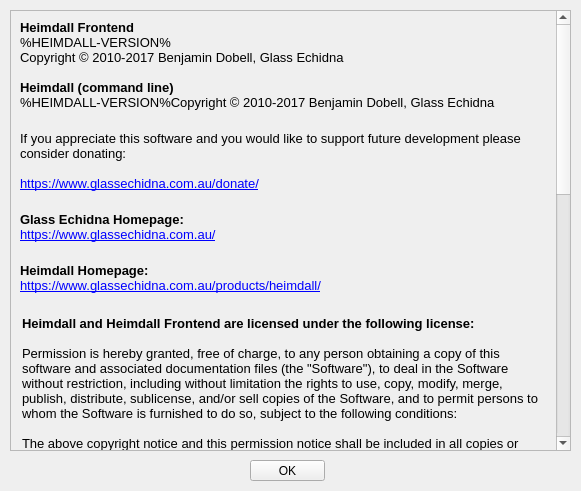
Above: heimdall-frontend/aboutform.ui from sounddrill31/Heimdall before the change. Below: the same form after it.
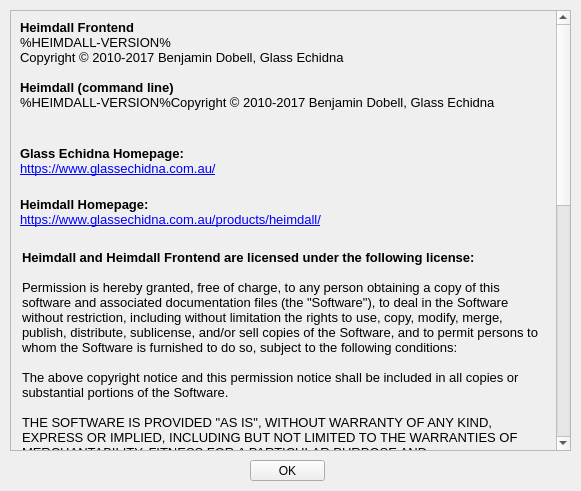
That is the form after the change.

Commit message:
Drop link to Glass Echidna donate page
Benjamin created this great piece of software, and is by far the
largest contributor to the code base.  However, it has been a few
years since he was active, I think it is fair to remove the donate
link by now, at least from this fork that I (try to) maintain.

The copyright information, and the Glass Echidna homepage address,
will stay forever in the various files.

```diff
--- a/heimdall-frontend/aboutform.ui
+++ b/heimdall-frontend/aboutform.ui
@@ -138,45 +138,6 @@
          </property>
         </widget>
        </item>
-       <item>
-        <widget class="QLabel" name="label_2">
-         <property name="font">
-          <font>
-           <pointsize>10</pointsize>
-          </font>
-         </property>
-         <property name="frameShape">
-          <enum>QFrame::NoFrame</enum>
-         </property>
-         <property name="frameShadow">
-          <enum>QFrame::Plain</enum>
-         </property>
-         <property name="text">
-          <string>&lt;!DOCTYPE HTML PUBLIC &quot;-//W3C//DTD HTML 4.0//EN&quot; &quot;https://www.w3.org/TR/REC-html40/strict.dtd&quot;&gt;
-&lt;html&gt;&lt;head&gt;&lt;meta name=&quot;qrichtext&quot; content=&quot;1&quot; /&gt;&lt;style type=&quot;text/css&quot;&gt;
-p, li { white-space: pre-wrap; }
-&lt;/style&gt;&lt;/head&gt;&lt;body style=&quot; font-family:'Lucida Grande'; font-size:13pt; font-weight:400; font-style:normal;&quot;&gt;
-&lt;p style=&quot; margin-top:0px; margin-bottom:0px; margin-left:0px; margin-right:0px; -qt-block-indent:0; text-indent:0px;&quot;&gt;&lt;span style=&quot; font-family:'MS Shell Dlg 2'; font-size:10pt;&quot;&gt;If you appreciate this software and you would like to support future development please consider donating:&lt;/span&gt;&lt;/p&gt;
-&lt;p style=&quot;-qt-paragraph-type:empty; margin-top:0px; margin-bottom:0px; margin-left:0px; margin-right:0px; -qt-block-indent:0; text-indent:0px; font-family:'MS Shell Dlg 2'; font-size:10pt;&quot;&gt;&lt;/p&gt;
-&lt;p style=&quot; margin-top:0px; margin-bottom:0px; margin-left:0px; margin-right:0px; -qt-block-indent:0; text-indent:0px;&quot;&gt;&lt;a href=&quot;https://www.glassechidna.com.au/donate/&quot;&gt;&lt;span style=&quot; font-family:'MS Shell Dlg 2'; font-size:10pt; text-decoration: underline; color:#0000ff;&quot;&gt;https://www.glassechidna.com.au/donate/&lt;/span&gt;&lt;/a&gt;&lt;/p&gt;&lt;/body&gt;&lt;/html&gt;</string>
-         </property>
-         <property name="textFormat">
-          <enum>Qt::RichText</enum>
-         </property>
-         <property name="scaledContents">
-          <bool>true</bool>
-         </property>
-         <property name="alignment">
-          <set>Qt::AlignLeading|Qt::AlignLeft|Qt::AlignTop</set>
-         </property>
-         <property name="wordWrap">
-          <bool>true</bool>
-         </property>
-         <property name="openExternalLinks">
-          <bool>true</bool>
-         </property>
-        </widget>
-       </item>
        <item>
         <spacer name="verticalSpacer_4">
          <property name="orientation">
```
The commit also changes 4 other files.
